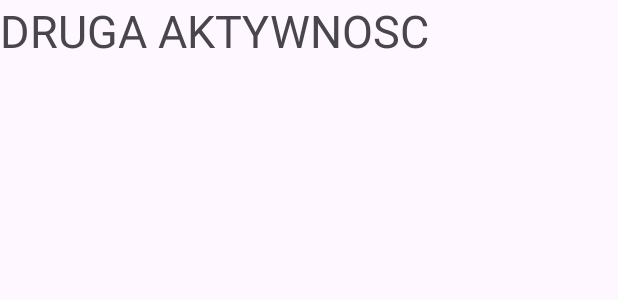
After one commit to probula/PersonalityQuiz, an Android app: the layout activity_summary.xml on its own in the app's theme, with its tools: preview values and no code run, on a phone screen of 412 x 824 dp. The commit adds this screen. Shown: the top 300 px of the screen. Run offline under Robolectric (Android 15) with nearby library versions, the phone set to English and light mode, and no system bars.

Commit message:
add second activity button

```diff
--- a/app/src/main/AndroidManifest.xml
+++ b/app/src/main/AndroidManifest.xml
@@ -13,6 +13,9 @@
         android:theme="@style/Theme.Personality_Quiz"
         tools:targetApi="31">
         <activity
+            android:name=".SummaryActivity"
+            android:exported="false" />
+        <activity
             android:name=".MainActivity"
             android:exported="true">
             <intent-filter>
--- a/app/src/main/res/layout/activity_main.xml
+++ b/app/src/main/res/layout/activity_main.xml
@@ -134,5 +134,11 @@
             android:backgroundTint="#4CAF50"
             android:layout_marginBottom="32dp" />
 
+        <Button
+            android:id="@+id/koniec"
+            android:layout_width="wrap_content"
+            android:layout_height="wrap_content"
+            android:text="zakończ quiz"/>
+
     </LinearLayout>
 </ScrollView>
--- /dev/null
+++ b/app/src/main/res/layout/activity_summary.xml
@@ -0,0 +1,18 @@
+<?xml version="1.0" encoding="utf-8"?>
+<LinearLayout
+    xmlns:android="http://schemas.android.com/apk/res/android"
+    xmlns:app="http://schemas.android.com/apk/res-auto"
+    xmlns:tools="http://schemas.android.com/tools"
+    android:id="@+id/main"
+    android:layout_width="match_parent"
+    android:layout_height="match_parent"
+    android:orientation="horizontal"
+    tools:context=".SummaryActivity">
+
+    <TextView
+        android:layout_width="wrap_content"
+        android:layout_height="wrap_content"
+        android:text="DRUGA AKTYWNOSC"
+        android:textSize="30sp"/>
+
+</LinearLayout>
--- a/app/src/main/res/layout/summaryactivity_main.xml
+++ /dev/null
@@ -1,6 +0,0 @@
-<?xml version="1.0" encoding="utf-8"?>
-<androidx.constraintlayout.widget.ConstraintLayout xmlns:android="http://schemas.android.com/apk/res/android"
-    android:layout_width="match_parent"
-    android:layout_height="match_parent">
-
-</androidx.constraintlayout.widget.ConstraintLayout>
```
Also changed, not shown: app/src/main/java/com/example/personality_quiz/MainActivity.kt (+14 -5 lines), app/src/main/java/com/example/personality_quiz/SummaryActivity.kt (+17 -1 lines).
